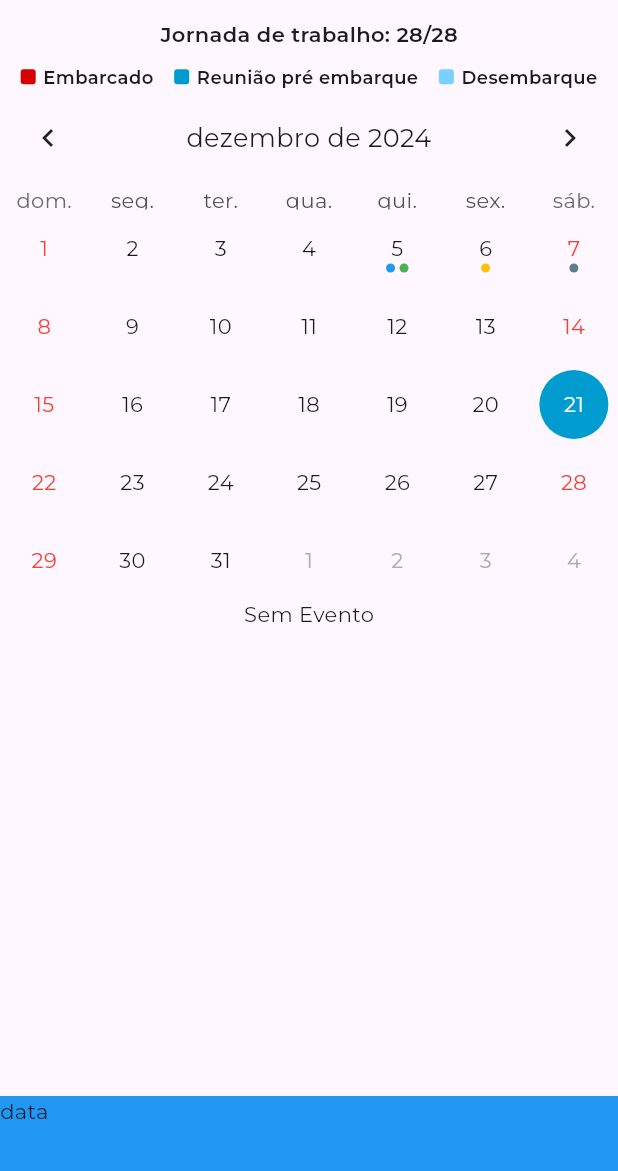
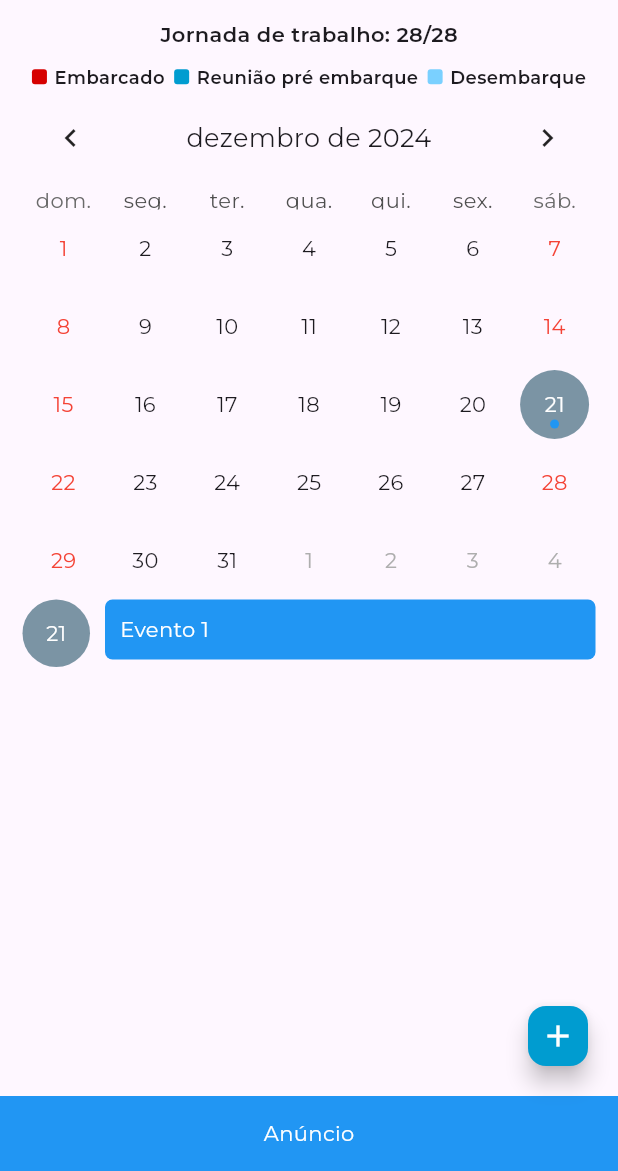
Before and after one commit to victorLessa/marine_app, a Flutter app: the screen it shows after launch, on a phone screen of 412 x 824 dp, the part 65-1236 px from its top. Run offline on Flutter 3.47's test engine with Material 3 defaults, Android fonts, the phone set to English and light mode, and no system bars; drawn by our look-alikes of table_calendar; project files that could hold a hidden picture were left out.

Commit message:
feat: adiciona fluxo para criação de eventos

```diff
--- a/lib/app.dart
+++ b/lib/app.dart
@@ -2,6 +2,7 @@ import 'package:flutter/material.dart';
 import 'screens/home_screen.dart';
 import 'screens/agendamento_screen.dart';
 import 'screens/radar_screen.dart';
+import 'package:flutter_localizations/flutter_localizations.dart';
 
 class MyApp extends StatelessWidget {
   const MyApp({Key? key}) : super(key: key);
@@ -10,7 +11,19 @@ class MyApp extends StatelessWidget {
   Widget build(BuildContext context) {
     return MaterialApp(
       title: 'Meu App',
+      locale:
+          const Locale('pt', 'BR'), // Define o idioma como Português do Brasil
+      supportedLocales: const [
+        Locale('en', 'US'), // Inglês
+        Locale('pt', 'BR'), // Português do Brasil
+      ],
+      localizationsDelegates: const [
+        GlobalMaterialLocalizations.delegate,
+        GlobalWidgetsLocalizations.delegate,
+        GlobalCupertinoLocalizations.delegate,
+      ],
       theme: ThemeData(
+        useMaterial3: true,
         primarySwatch: Colors.blue,
         fontFamily: 'Montserrat',
         textTheme: const TextTheme(
--- a/lib/main.dart
+++ b/lib/main.dart
@@ -1,7 +1,8 @@
 import 'package:flutter/material.dart';
 import 'package:intl/date_symbol_data_local.dart';
 import 'package:marine/providers/appointment_provider.dart';
-import 'package:marine/providers/calendar_event_provider.dart';
+import 'package:marine/providers/calendar_provider.dart';
+import 'package:marine/providers/event_provider.dart';
 import 'package:provider/provider.dart';
 import 'app.dart';
 import 'providers/app_provider.dart';
@@ -13,7 +14,8 @@ void main() {
         providers: [
           ChangeNotifierProvider(create: (_) => AppProvider()),
           ChangeNotifierProvider(create: (_) => AppointmentProvider()),
-          ChangeNotifierProvider(create: (_) => CalendarEventProvider()),
+          ChangeNotifierProvider(create: (_) => CalendarProvider()),
+          ChangeNotifierProvider(create: (_) => EventProvider()),
         ],
         child: const MyApp(),
       ),
--- a/lib/models/event_state.dart
+++ b/lib/models/event_state.dart
@@ -1,5 +1,22 @@
+import 'package:flutter/material.dart';
+
 class EventState {
-  Map<DateTime, List<Map<String, dynamic>>> events;
+  String title;
+  Color color;
+  String description;
+  DateTime startDay;
+  bool? allDay;
+  DateTime endDay;
+  TimeOfDay startHour;
+  TimeOfDay endHour;
 
-  EventState({this.events = const {}});
+  EventState(
+      {required this.title,
+      required this.color,
+      required this.startDay,
+      required this.description,
+      this.allDay = false,
+      required this.endDay,
+      required this.endHour,
+      required this.startHour});
 }
--- /dev/null
+++ b/lib/models/form_event_state.dart
@@ -0,0 +1,47 @@
+import 'package:flutter/material.dart';
+import 'package:marine/models/event_state.dart';
+
+class FormEventState {
+  TextEditingController title;
+  TextEditingController description;
+  TimeOfDay startHour;
+  TimeOfDay endHour;
+  DateTime endDay;
+  DateTime startDay;
+  bool allDay;
+  late Color color;
+
+  FormEventState({
+    TextEditingController? title,
+    TextEditingController? description,
+    bool? allDay,
+    TimeOfDay? startHour,
+    DateTime? startDay,
+    DateTime? endDay,
+    Color? color,
+    TimeOfDay? endHour,
+  })  : title = title ?? TextEditingController(),
+        description = description ?? TextEditingController(),
+        startHour = startHour ?? TimeOfDay.now(),
+        endHour = endHour ?? TimeOfDay.now(),
+        startDay = startDay ?? DateTime.now(),
+        endDay = endDay ?? DateTime.now(),
+        color = color ?? Colors.blue,
+        allDay = allDay ?? true;
+
+  void dispose() {
+    title.dispose();
+    description.dispose();
+  }
+
+  EventState toJson() {
+    return EventState(
+        title: title.text,
+        color: color,
+        startDay: startDay,
+        endDay: endDay,
+        description: description.text,
+        endHour: endHour,
+        startHour: startHour);
+  }
+}
--- a/lib/providers/calendar_event_provider.dart
+++ /dev/null
@@ -1,56 +0,0 @@
-import 'package:flutter/material.dart';
-import 'package:marine/models/event_state.dart';
-
-class CalendarEventProvider with ChangeNotifier {
-  final EventState _events = EventState(events: {
-    DateTime.utc(2024, 12, 5): [
-      {"name": "Evento 1", "color": Colors.blue},
-      {"name": "Evento 2", "color": Colors.green}
-    ],
-    DateTime.utc(2024, 12, 6): [
-      {"name": 'Evento 3', "color": Colors.amber}
-    ],
-    DateTime.utc(2024, 12, 7): [
-      {"name": 'Evento 3', "color": Colors.blueGrey}
-    ],
-  });
-
-  DateTime? _selectedDay;
-  final ValueNotifier<DateTime> _focusedDay = ValueNotifier(DateTime.now());
-
-  Map<DateTime, List<Map<String, dynamic>>> get events => _events.events;
-
-  ValueNotifier<DateTime> get focusedDay => _focusedDay;
-  DateTime? get selectedDay => _selectedDay;
-
-  void addFocusedDay(DateTime day) {
-    _focusedDay.value = day;
-    notifyListeners();
-  }
-
-  void addSelectedDay(DateTime day) {
-    _selectedDay = day;
-    notifyListeners();
-  }
-
-  void addEvent(DateTime day, Map<String, dynamic> eventData) {
-    List<Map<String, dynamic>>? event = events[day];
-    if (event != null) {
-      event.add(eventData);
-      events[day] = event;
-
-      notifyListeners();
-    }
-  }
-
-  void removeEvent(
-    DateTime day,
-    int index,
-  ) {
-    List<Map<String, dynamic>>? event = events[day];
-    if (event != null) {
-      event.removeRange(index, index);
-      notifyListeners();
-    }
-  }
-}
--- /dev/null
+++ b/lib/providers/calendar_provider.dart
@@ -0,0 +1,28 @@
+import 'package:flutter/material.dart';
+import 'package:marine/providers/event_provider.dart';
+import 'package:provider/provider.dart';
+
+class CalendarProvider with ChangeNotifier {
+  final ValueNotifier<DateTime> _focusedDay = ValueNotifier(DateTime.now());
+
+  DateTime _selectedDay = DateTime.now();
+
+  ValueNotifier<DateTime> get focusedDay => _focusedDay;
+
+  DateTime get selectedDay => _selectedDay;
+
+  void addFocusedDay(DateTime day) {
+    _focusedDay.value = day;
+    notifyListeners();
+  }
+
+  void addSelectedDay(BuildContext context, DateTime day) {
+    _selectedDay = day;
+    EventProvider eventProvider =
+        Provider.of<EventProvider>(context, listen: false);
+    eventProvider.setEndDay(day);
+    eventProvider.setStartDay(day);
+
+    notifyListeners();
+  }
+}
--- /dev/null
+++ b/lib/providers/event_provider.dart
@@ -0,0 +1,82 @@
+import 'package:flutter/material.dart';
+import 'package:marine/models/event_state.dart';
+import 'package:marine/models/form_event_state.dart';
+
+class EventProvider with ChangeNotifier {
+  final List<EventState> _eventList = [
+    EventState(
+        title: "Evento 1",
+        description: "",
+        endDay: DateTime.now(),
+        startDay: DateTime.now(),
+        startHour: TimeOfDay.now(),
+        endHour: TimeOfDay.now(),
+        color: Colors.blue),
+  ];
+
+  late FormEventState _formEventState = FormEventState();
+
+  FormEventState get formEventState => _formEventState;
+  List<EventState> get eventList => _eventList;
+
+  void setStartHour(TimeOfDay? value) {
+    if (value != null) {
+      _formEventState.startHour = value;
+      notifyListeners();
+    }
+  }
+
+  void setEndHour(TimeOfDay? value) {
+    if (value != null) {
+      _formEventState.endHour = value;
+      notifyListeners();
+    }
+  }
+
+  void setStartDay(DateTime? value) {
+    if (value != null) {
+      _formEventState.startDay = value;
+      notifyListeners();
+    }
+  }
+
+  void setEndDay(DateTime? value) {
+    if (value != null) {
+      _formEventState.endDay = value;
+      notifyListeners();
+    }
+  }
+
+  void setAllDay(bool value) {
+    _formEventState.allDay = value;
+
+    notifyListeners();
+  }
+
+  void addEvent(FormEventState eventData) {
+    _eventList.add(eventData.toJson());
+    cleanFormEvent();
+    notifyListeners();
+  }
+
+  void removeEvent(
+    DateTime day,
+    int index,
+  ) {
+    int? event = _eventList.indexWhere((event) {
+      if (day.isAfter(event.startDay) && day.isBefore(event.endDay)) {
+        return true;
+      }
+      return false;
+    });
+
+    if (!event.isNaN) {
+      _eventList.removeRange(index, index);
+      notifyListeners();
+    }
+  }
+
+  cleanFormEvent() {
+    _formEventState = FormEventState();
+  }
+}
--- a/lib/screens/home_screen.dart
+++ b/lib/screens/home_screen.dart
@@ -1,5 +1,8 @@
 import 'package:flutter/material.dart';
 import 'package:marine/providers/app_provider.dart';
+import 'package:marine/providers/calendar_provider.dart';
+import 'package:marine/providers/event_provider.dart';
+import 'package:marine/screens/form_create_events.dart';
 import 'package:marine/widgets/calendar_events.dart';
 import 'package:marine/widgets/custom_view.dart';
 import 'package:marine/widgets/legend.dart';
@@ -12,14 +15,37 @@ class HomeScreen extends StatelessWidget {
 
   @override
   Widget build(BuildContext context) {
+    EventProvider eventProvider = Provider.of<EventProvider>(context);
     return CustomView(
       appBar: AppBar(
         title: const Text('Inicio'),
       ),
+      floatingActionButton: FloatingActionButton.small(
+        onPressed: () async {
+          await showModalBottomSheet(
+            context: context,
+            isScrollControlled:
+                true, // Permite que o modal ocupe o espaço necessário
+            shape: const RoundedRectangleBorder(
+              borderRadius: BorderRadius.vertical(
+                top: Radius.circular(20),
+              ),
+            ),
+            builder: (BuildContext context) {
+              return const ModalBottomCreateEvent();
+            },
+          );
+
+          eventProvider.cleanFormEvent();
+        },
+        backgroundColor: const Color.fromARGB(255, 0, 156, 208),
+        child: const Icon(
+          Icons.add,
+          color: Colors.white,
+        ),
+      ),
       drawer: const CustomDrawer(),
-      body: Consumer<AppProvider>(
-        builder: (ctx, appState, child) {
-          return const Column(
+      body: const Column(
         mainAxisAlignment: MainAxisAlignment.spaceBetween,
         children: [
           Center(
@@ -27,8 +53,7 @@ class HomeScreen extends StatelessWidget {
               children: [
                 Text(
                   'Jornada de trabalho: 28/28',
-                      style:
-                          TextStyle(fontSize: 14, fontWeight: FontWeight.w600),
+                  style: TextStyle(fontSize: 14, fontWeight: FontWeight.w600),
                 ),
                 SizedBox(
                   height: 10,
@@ -53,8 +78,6 @@ class HomeScreen extends StatelessWidget {
           ),
           Expanded(child: CalendarEvents()),
         ],
-          );
-        },
       ),
     );
   }
--- a/lib/widgets/calendar_events.dart
+++ b/lib/widgets/calendar_events.dart
@@ -1,5 +1,8 @@
 import 'package:flutter/material.dart';
-import 'package:marine/providers/calendar_event_provider.dart';
+import 'package:marine/models/event_state.dart';
+import 'package:marine/providers/calendar_provider.dart';
+import 'package:marine/providers/event_provider.dart';
+import 'package:marine/widgets/utils_calendar.dart';
 import 'package:provider/provider.dart';
 
 class CalendarEvents extends StatefulWidget {
@@ -30,19 +33,20 @@ class _CalendarEventsState extends State<CalendarEvents>
 
   @override
   Widget build(BuildContext context) {
-    return Consumer<CalendarEventProvider>(builder: (context, appState, child) {
+    return Consumer<CalendarProvider>(builder: (context, calendarState, child) {
+      EventProvider eventProvider = Provider.of<EventProvider>(context);
       return ValueListenableBuilder<DateTime>(
-        valueListenable: appState.focusedDay,
+        valueListenable: calendarState.focusedDay,
         builder: (context, value, _) {
           String day = value.day.toString();
-          List<Map<String, dynamic>> events = appState.events[value] ?? [];
+          List<EventState> events = whereEvent(eventProvider.eventList, value);
           if (events.isNotEmpty) {
             return Row(crossAxisAlignment: CrossAxisAlignment.start, children: [
               Container(
                 height: 45,
                 width: 45,
                 alignment: Alignment.center,
-                margin: const EdgeInsets.only(left: 10),
+                margin: const EdgeInsets.only(left: 0),
                 decoration: const BoxDecoration(
                   shape: BoxShape.circle,
                   color: Color.fromARGB(255, 123, 148, 164),
@@ -54,7 +58,9 @@ class _CalendarEventsState extends State<CalendarEvents>
               ),
               Expanded(
                 child: Container(
-                  padding: const EdgeInsets.only(left: 10, right: 10),
+                  padding: const EdgeInsets.only(
+                    left: 10,
+                  ),
                   child: ListView.builder(
                     itemCount: events.length,
                     itemBuilder: (context, index) {
@@ -63,11 +69,11 @@ class _CalendarEventsState extends State<CalendarEvents>
                         margin: const EdgeInsets.only(bottom: 5),
                         padding: const EdgeInsets.all(10),
                         decoration: BoxDecoration(
-                          color: events[index]["color"],
-                          borderRadius: BorderRadius.circular(10),
+                          color: events[index].color,
+                          borderRadius: BorderRadius.circular(5),
                         ),
                         child: Text(
-                          "${events[index]["name"]}",
+                          events[index].title,
                           style: const TextStyle(color: Colors.white),
                         ),
                       );
--- a/lib/widgets/custom_view.dart
+++ b/lib/widgets/custom_view.dart
@@ -1,15 +1,17 @@
 import 'package:flutter/material.dart';
 
 class CustomView extends StatefulWidget {
-  final AppBar appBar;
-  final Widget drawer;
+  final AppBar? appBar;
+  final Widget? drawer;
   final Widget body;
+  final Widget? floatingActionButton;
 
   const CustomView({
     super.key,
-    required this.appBar,
-    required this.drawer,
+    this.appBar,
+    this.drawer,
     required this.body,
+    this.floatingActionButton,
   });
 
   @override
@@ -22,21 +24,20 @@ class _CustomViewState extends State<CustomView> {
     return Scaffold(
       appBar: widget.appBar,
       drawer: widget.drawer,
-      body: Column(
-        mainAxisAlignment: MainAxisAlignment.spaceBetween,
-        children: [
-          Expanded(
-            child: widget.body,
-          ),
-          SizedBox(
-            height: 50,
-            width: double.infinity,
-            child: Container(
-              color: Colors.blue,
-              child: const Text("data"),
-            ),
-          )
-        ],
+      floatingActionButton: widget.floatingActionButton,
+      floatingActionButtonLocation: FloatingActionButtonLocation.endFloat,
+      bottomNavigationBar: Container(
+        height: 50,
+        color: Colors.blue,
+        child: const Center(
+            child: Text(
+          "Anúncio",
+          style: TextStyle(color: Colors.white),
+        )),
+      ),
+      body: Padding(
+        padding: const EdgeInsets.only(left: 15, right: 15),
+        child: widget.body,
       ),
     );
   }
--- a/lib/widgets/table_calendar.dart
+++ b/lib/widgets/table_calendar.dart
@@ -1,5 +1,8 @@
 import 'package:flutter/material.dart';
-import 'package:marine/providers/calendar_event_provider.dart';
+import 'package:marine/models/event_state.dart';
+import 'package:marine/providers/calendar_provider.dart';
+import 'package:marine/providers/event_provider.dart';
+import 'package:marine/widgets/utils_calendar.dart';
 import 'package:provider/provider.dart';
 import 'package:table_calendar/table_calendar.dart';
 
@@ -21,22 +24,23 @@ class _CalendarPageState extends State<Calendar> {
 
   @override
   Widget build(BuildContext context) {
-    final calendarEventProvider = Provider.of<CalendarEventProvider>(context);
+    final calendarProvider = Provider.of<CalendarProvider>(context);
+    final eventProvider = Provider.of<EventProvider>(context);
 
     return Column(children: [
       TableCalendar(
         locale: 'pt_BR',
         firstDay: DateTime.utc(2000, 1, 1), // Primeiro dia possível
         lastDay: DateTime.utc(2100, 12, 31), // Último dia possível
-        focusedDay: calendarEventProvider.focusedDay.value,
+        focusedDay: calendarProvider.focusedDay.value,
         calendarFormat: CalendarFormat.month, // Formato inicial do calendário
         selectedDayPredicate: (day) =>
-            isSameDay(calendarEventProvider.selectedDay, day),
-        eventLoader: (DateTime day) => calendarEventProvider.events[day] ?? [],
+            isSameDay(calendarProvider.selectedDay, day),
+        eventLoader: (DateTime day) => whereEvent(eventProvider.eventList, day),
         onDaySelected: (selectedDay, focusedDay) {
-          calendarEventProvider.addSelectedDay(selectedDay);
+          calendarProvider.addSelectedDay(context, selectedDay);
 
-          calendarEventProvider.addFocusedDay(focusedDay);
+          calendarProvider.addFocusedDay(focusedDay);
         },
         calendarBuilders: CalendarBuilders(
           todayBuilder: (context, day, focusedDay) =>
@@ -50,8 +54,7 @@ class _CalendarPageState extends State<Calendar> {
                 child: Row(
                   mainAxisAlignment: MainAxisAlignment.center,
                   children: events.take(3).map((event) {
-                    Color color = (event as Map<String, dynamic>?)?['color'] ??
-                        Colors.grey;
+                    Color color = (event as EventState?)?.color ?? Colors.grey;
 
                     return Container(
                       margin: const EdgeInsets.symmetric(horizontal: 1.5),
--- a/lib/widgets/utils_calendar.dart
+++ b/lib/widgets/utils_calendar.dart
@@ -1,4 +1,5 @@
 import 'dart:collection';
+import 'package:marine/models/event_state.dart';
 import 'package:table_calendar/table_calendar.dart';
 
 class Event {
@@ -42,3 +43,21 @@ List<DateTime> daysInRange(DateTime first, DateTime last) {
 final kToday = DateTime.now();
 final kFirstDay = DateTime(kToday.year, kToday.month - 3, kToday.day);
 final kLastDay = DateTime(kToday.year, kToday.month + 3, kToday.day);
+
+List<EventState> whereEvent(List<EventState> events, DateTime dayWhere) {
+  DateTime onlyDate = DateTime(dayWhere.year, dayWhere.month, dayWhere.day);
+  List<EventState> result = events.where((event) {
+    DateTime startDay =
+        DateTime(event.startDay.year, event.startDay.month, event.startDay.day);
+    DateTime endDay =
+        DateTime(event.endDay.year, event.endDay.month, event.endDay.day);
+    if ((onlyDate.isAfter(startDay) || onlyDate.isAtSameMomentAs(startDay)) &&
+        (onlyDate.isBefore(endDay) || onlyDate.isAtSameMomentAs(endDay))) {
+      return true;
+    }
+
+    return false;
+  }).toList();
+
+  return result;
+}
--- a/pubspec.yaml
+++ b/pubspec.yaml
@@ -28,6 +28,8 @@ environment:
 # the latest version available on pub.dev. To see which dependencies have newer
 # versions available, run `flutter pub outdated`.
 dependencies:
+  flutter_localizations:
+    sdk: flutter
   flutter:
     sdk: flutter
   provider: ^6.1.2
```
Also changed, not shown: lib/models/event_list_state.dart (added, +7 -0 lines), lib/screens/form_create_events.dart (added, +270 -0 lines), lib/widgets/timer_picker.dart (added, +32 -0 lines), pubspec.lock. Lines whose indentation alone changed are shown as unchanged.
